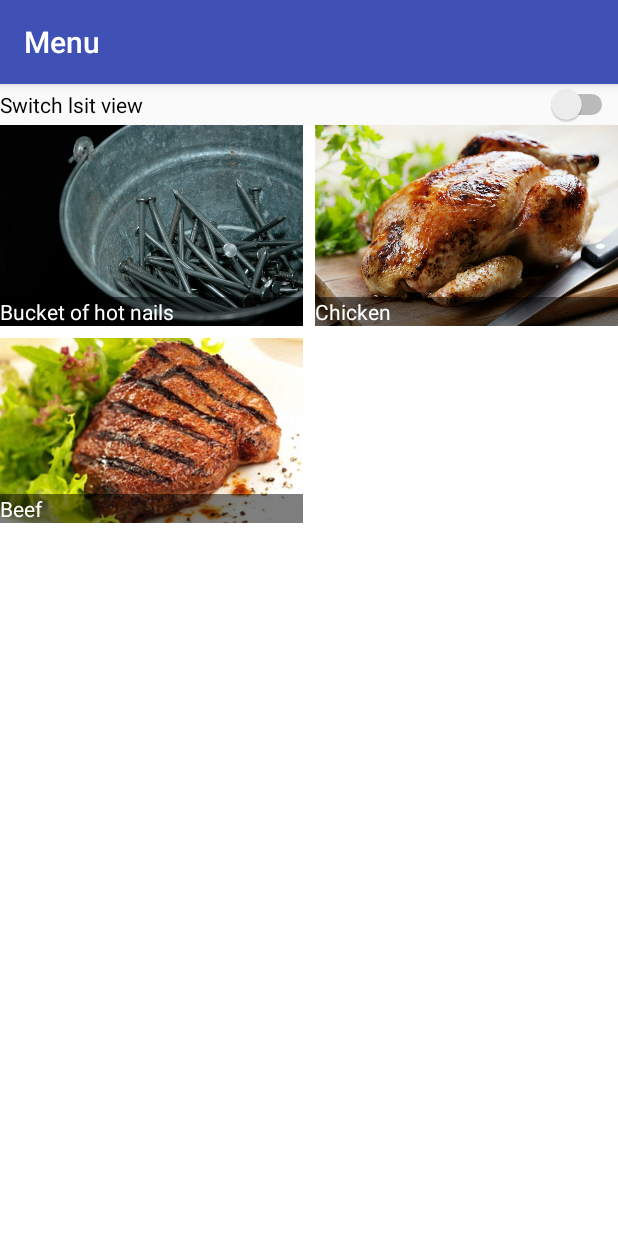
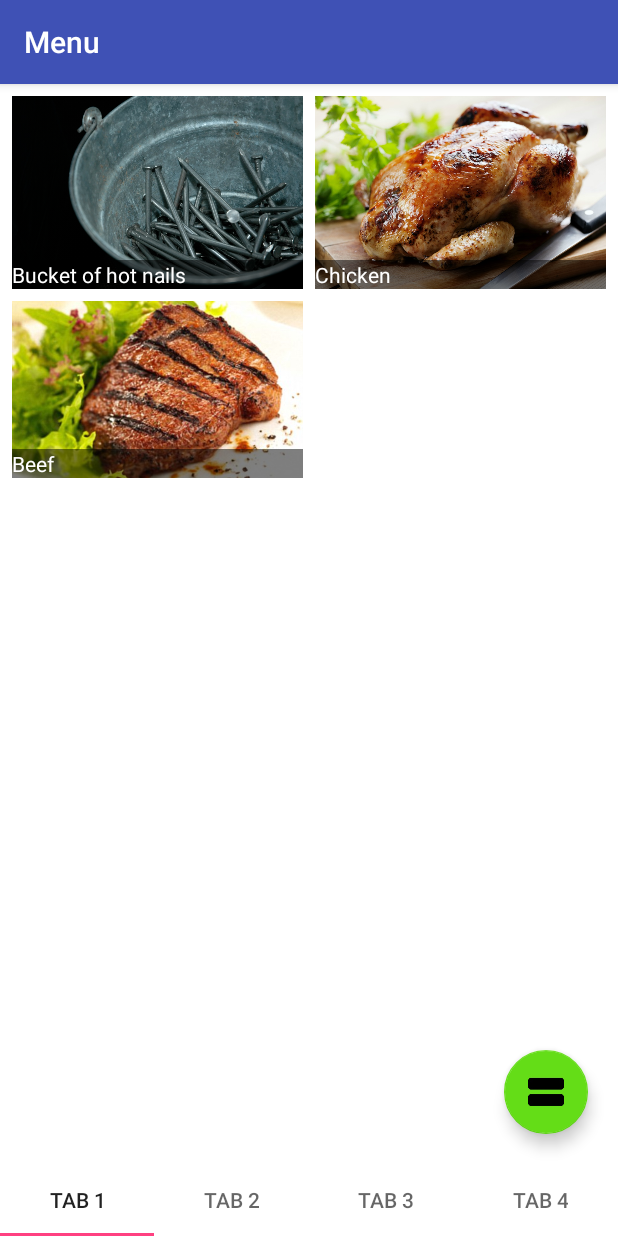
Before and after one commit to Pastornak/OrestHelloGuys, an Android app: the fragment GridViewFragment placed in its activity, on a phone screen of 412 x 824 dp. Run offline under Robolectric (Android 15) with nearby library versions, the phone set to English and light mode, and no system bars.

Commit message:
Added floating button, design changes, added tabs (only interface)

```diff
--- a/app/build.gradle
+++ b/app/build.gradle
@@ -27,5 +27,6 @@ dependencies {
     compile 'com.android.support:appcompat-v7:25.0.1'
     compile 'com.android.support:cardview-v7:25.0.1'
     compile 'com.android.support:recyclerview-v7:25.0.1'
+    compile 'com.android.support:design:25.0.1'
     testCompile 'junit:junit:4.12'
 }
--- a/app/src/main/java/id_iot/orest_task/GridViewFragment.java
+++ b/app/src/main/java/id_iot/orest_task/GridViewFragment.java
@@ -1,17 +1,21 @@
 package id_iot.orest_task;
 
 import android.os.Bundle;
+import android.support.design.widget.FloatingActionButton;
 import android.support.v4.app.Fragment;
+import android.support.v4.app.FragmentActivity;
 import android.view.LayoutInflater;
 import android.view.View;
 import android.view.ViewGroup;
 import android.widget.AdapterView;
+import android.widget.Button;
 import android.widget.GridView;
 import android.widget.Toast;
 
 public class GridViewFragment extends Fragment {
 
     GridView gridView;
+    FloatingActionButton changeToCard;
 
     @Override
     public View onCreateView(LayoutInflater inflater,
@@ -23,12 +27,23 @@ public class GridViewFragment extends Fragment {
         gridView = (GridView) view.findViewById(R.id.gridview);
         final GridViewAdapter gridViewAdapter = new GridViewAdapter(getContext());
         gridView.setAdapter( gridViewAdapter);
+
         gridView.setOnItemClickListener(new AdapterView.OnItemClickListener() {
             @Override
             public void onItemClick(AdapterView<?> adapterView, View view, int i, long l) {
                 Toast.makeText(view.getContext(),  gridViewAdapter.getRecipes().get(i).getRecipeName(), Toast.LENGTH_SHORT).show();
             }
         });
+
+        changeToCard = (FloatingActionButton) view.findViewById(R.id.changeToCard);
+        changeToCard.setOnClickListener(new View.OnClickListener() {
+            @Override
+            public void onClick(View view) {
+                FragmentActivity activity = getActivity();
+                MainActivity mainActivity = (MainActivity) activity;
+                mainActivity.showFragment(new RecycleView());
+            }
+        });
         return view;
     }
 }
--- a/app/src/main/java/id_iot/orest_task/MainActivity.java
+++ b/app/src/main/java/id_iot/orest_task/MainActivity.java
@@ -1,10 +1,12 @@
 package id_iot.orest_task;
 
 import android.os.Bundle;
+import android.support.design.widget.TabLayout;
 import android.support.v4.app.Fragment;
 import android.support.v4.app.FragmentManager;
 import android.support.v4.app.FragmentTransaction;
 import android.support.v7.app.AppCompatActivity;
+import android.support.v7.widget.Toolbar;
 import android.widget.CompoundButton;
 import android.widget.Switch;
 
@@ -12,25 +14,21 @@ import android.widget.Switch;
 public class MainActivity extends AppCompatActivity {
 
     private Fragment currentFragment;
-    private Switch changeListView;
+    TabLayout tabLayout;
 
     @Override
     protected void onCreate(Bundle savedInstanceState){
         super.onCreate(savedInstanceState);
         setContentView(R.layout.main_view);
+
+        tabLayout = (TabLayout) findViewById(R.id.tab_layout);
+        tabLayout.addTab(tabLayout.newTab().setText("Tab 1"));
+        tabLayout.addTab(tabLayout.newTab().setText("Tab 2"));
+        tabLayout.addTab(tabLayout.newTab().setText("Tab 3"));
+        tabLayout.addTab(tabLayout.newTab().setText("Tab 4"));
+
+
         showFragment(new RecycleView());
-        changeListView = (Switch) findViewById(R.id.change_list);
-        changeListView.setOnCheckedChangeListener(new CompoundButton.OnCheckedChangeListener() {
-            @Override
-            public void onCheckedChanged(CompoundButton compoundButton, boolean b) {
-                if (changeListView.isChecked()) {
-                    showFragment(new GridViewFragment());
-                }
-                else{
-                    showFragment(new RecycleView());
-                }
-            }
-        });
     }
 
     public void showFragment(Fragment fragment) {
--- a/app/src/main/java/id_iot/orest_task/RecycleView.java
+++ b/app/src/main/java/id_iot/orest_task/RecycleView.java
@@ -1,6 +1,7 @@
 package id_iot.orest_task;
 
 import android.os.Bundle;
+import android.support.design.widget.FloatingActionButton;
 import android.support.v4.app.Fragment;
 import android.support.v4.app.FragmentActivity;
 import android.support.v7.app.AppCompatActivity;
@@ -18,6 +19,7 @@ public class RecycleView extends Fragment {
 
     RecyclerView recyclerView;
     RecyclerView.LayoutManager layoutManager;
+    FloatingActionButton changeToGrid;
 
     @Override
     public View onCreateView(LayoutInflater inflater,
@@ -33,6 +35,16 @@ public class RecycleView extends Fragment {
 
         final RecyclerAdapter adapter = new RecyclerAdapter();
         recyclerView.setAdapter(adapter);
+
+        changeToGrid = (FloatingActionButton) view.findViewById(R.id.changeToGrid);
+        changeToGrid.setOnClickListener(new View.OnClickListener() {
+            @Override
+            public void onClick(View view) {
+                FragmentActivity activity = getActivity();
+                MainActivity mainActivity = (MainActivity) activity;
+                mainActivity.showFragment(new GridViewFragment());
+            }
+        });
         return view;
     }
 }
--- a/app/src/main/res/layout/grid_view.xml
+++ b/app/src/main/res/layout/grid_view.xml
@@ -1,12 +1,31 @@
 <?xml version="1.0" encoding="utf-8"?>
-<GridView xmlns:android="http://schemas.android.com/apk/res/android"
-    android:id="@+id/gridview"
-    android:background="@color/colorWhite"
+<RelativeLayout xmlns:android="http://schemas.android.com/apk/res/android"
     android:layout_width="match_parent"
-    android:layout_height="match_parent"
-    android:numColumns="2"
-    android:verticalSpacing="8dp"
-    android:horizontalSpacing="8dp"
-    android:stretchMode="columnWidth"
-    android:gravity="center"
-    />
+    android:layout_height="wrap_content"
+    android:orientation="vertical">
+
+    <GridView
+        android:id="@+id/gridview"
+        android:layout_width="match_parent"
+        android:layout_height="match_parent"
+        android:background="@color/colorWhite"
+        android:gravity="center"
+        android:horizontalSpacing="8dp"
+        android:numColumns="2"
+        android:stretchMode="columnWidth"
+        android:verticalSpacing="8dp"
+        android:padding="8dp"/>
+
+    <android.support.design.widget.FloatingActionButton xmlns:app="http://schemas.android.com/apk/res-auto"
+        android:id="@+id/changeToCard"
+        android:layout_width="80dp"
+        android:layout_height="80dp"
+        android:layout_alignBottom="@id/gridview"
+        android:layout_alignParentEnd="true"
+        android:layout_centerVertical="true"
+        android:layout_marginEnd="20dp"
+        android:src="@drawable/tocard"
+        app:backgroundTint="@color/colorGreenBackground"
+        android:layout_marginBottom="20dp"/>
+
+</RelativeLayout>
--- a/app/src/main/res/layout/main_view.xml
+++ b/app/src/main/res/layout/main_view.xml
@@ -1,21 +1,23 @@
 <?xml version="1.0" encoding="utf-8"?>
-<LinearLayout xmlns:android="http://schemas.android.com/apk/res/android"
+<RelativeLayout xmlns:android="http://schemas.android.com/apk/res/android"
     android:orientation="vertical" android:layout_width="match_parent"
     android:layout_height="match_parent"
     >
 
-    <Switch
-        android:text="Switch lsit view"
+    <android.support.design.widget.TabLayout
+        android:id="@+id/tab_layout"
         android:layout_width="match_parent"
         android:layout_height="wrap_content"
-        android:id="@+id/change_list" />
+        android:background="@color/colorWhite"
+        android:layout_alignParentBottom="true">
+    </android.support.design.widget.TabLayout>
+
 
     <FrameLayout
         android:layout_width="match_parent"
         android:layout_height="match_parent"
-        android:id="@+id/container">
-
-
+        android:id="@+id/container"
+        android:layout_above="@id/tab_layout">
     </FrameLayout>
 
-</LinearLayout>
+</RelativeLayout>
--- a/app/src/main/res/values/colors.xml
+++ b/app/src/main/res/values/colors.xml
@@ -6,4 +6,5 @@
     <color name="colorRed">#FF4000</color>
     <color name="colorWhite">#FFFFFF</color>
     <color name="colorTransparentBlack">#80000000</color>
+    <color name="colorGreenBackground">#64DD17</color>
 </resources>
```
Also changed, not shown: app/src/main/res/layout/recycler_view.xml (+16 -4 lines), app/src/main/res/drawable/tocard.jpg (added), app/src/main/res/drawable/togrid.jpg (added).
